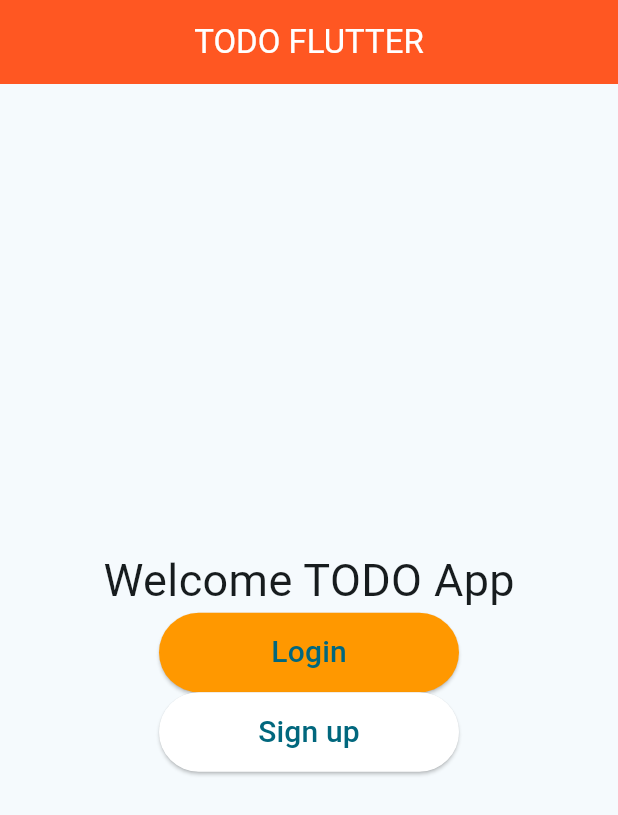
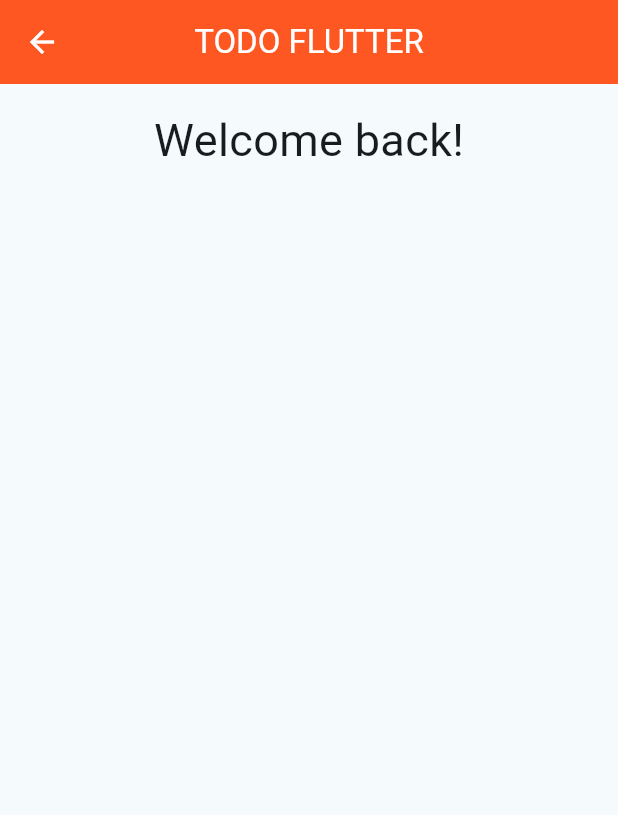
Before and after one commit to j-e-torres/todo_flutter, a Flutter app: the screen it shows after launch, after a tap on "Login", on a phone screen of 412 x 824 dp. Shown: the top 815 px of the screen. Run offline on Flutter 3.47's test engine with Material 2 defaults, Android fonts, the phone set to English and light mode, and no system bars.

Commit message:
feat(login-screen): add login screen, update custom buton widget to have margin bottom

```diff
--- a/lib/common/widgets/button/button.widget.dart
+++ b/lib/common/widgets/button/button.widget.dart
@@ -5,6 +5,7 @@ class CustomButton extends StatelessWidget {
   final String label;
   final VoidCallback onPressed;
   final double width;
+  final double marginBottom;
   // final Color color;
   final ButtonVariant variant;
 
@@ -13,8 +14,7 @@ class CustomButton extends StatelessWidget {
       required this.label,
       required this.onPressed,
       this.width = 200,
-      // this.color = Colors.blue
-      // required this.color,
+      this.marginBottom = 12,
       this.variant = ButtonVariant.primary});
 
   static final ButtonStyle _sharedStyles = ElevatedButton.styleFrom(
@@ -40,17 +40,19 @@ class CustomButton extends StatelessWidget {
   @override
   Widget build(BuildContext context) {
     final ButtonStyle buttonStyle = _variantStyles[variant] as ButtonStyle;
-    return SizedBox(
+    return Padding(
+      padding: EdgeInsets.only(bottom: marginBottom),
+      child: SizedBox(
         width: width,
         child: ElevatedButton(
           onPressed: onPressed,
-        // style: ElevatedButton.styleFrom(backgroundColor: Colors.amber),
           style: buttonStyle,
           child: Text(
             label,
             style: const TextStyle(fontSize: 20),
           ),
         ),
+      ),
     );
   }
 }
--- a/lib/main.dart
+++ b/lib/main.dart
@@ -1,4 +1,5 @@
 import 'package:flutter/material.dart';
+import 'package:todo_flutter/screens/login/login.screen.dart';
 import 'package:todo_flutter/screens/root/root.screen.dart';
 import 'package:todo_flutter/screens/screen-wrapper/screen-wrapper.screen.dart';
 
@@ -20,7 +21,9 @@ class MyApp extends StatelessWidget {
       ),
       // home: const MyHomePage(title: 'Flutter Demo Home Page'),
         routes: {
-          '/': (context) => const ScreenWrapper(child: Root()),
+          '/': (context) => const ScreenWrapper(child: RootScreen()),
+          '/login': (context) => const ScreenWrapper(child: LoginScreen()),
+          '/signup': (context) => const ScreenWrapper(child: Placeholder()),
           '/home': (context) => const ScreenWrapper(child: Placeholder()),
         },
     );
--- /dev/null
+++ b/lib/screens/login/login.screen.dart
@@ -0,0 +1,20 @@
+import 'package:flutter/material.dart';
+
+class LoginScreen extends StatelessWidget {
+  const LoginScreen({super.key});
+
+  @override
+  Widget build(BuildContext context) {
+    return const Center(
+      child: Column(
+        // mainAxisAlignment: MainAxisAlignment.center,
+        children: [
+        Text(
+          'Welcome back!',
+          style: TextStyle(fontSize: 30),
+        ),
+
+      ]),
+    );
+  }
+}
--- a/lib/screens/root/root.screen.dart
+++ b/lib/screens/root/root.screen.dart
@@ -2,8 +2,8 @@ import 'package:flutter/material.dart';
 import 'package:todo_flutter/common/constants/button-variant/button-variant.constants.dart';
 import 'package:todo_flutter/common/widgets/button/button.widget.dart';
 
-class Root extends StatelessWidget {
-  const Root({super.key});
+class RootScreen extends StatelessWidget {
+  const RootScreen({super.key});
 
   @override
   Widget build(BuildContext context) {
@@ -13,6 +13,7 @@ class Root extends StatelessWidget {
           'Welcome TODO App',
           style: TextStyle(fontSize: 30),
         ),
+        const SizedBox(height: 36),
         Column(
           mainAxisSize: MainAxisSize.min,
           crossAxisAlignment: CrossAxisAlignment.center,
@@ -21,32 +22,18 @@ class Root extends StatelessWidget {
               label: 'Login',
               variant: ButtonVariant.primary,
               onPressed: () {
-                print('LOGGEDIN!');
+                Navigator.pushNamed(context, '/login');
               },
             ),
+
             CustomButton(
+              width: 300,
               label: 'Sign up',
               variant: ButtonVariant.secondary,
               onPressed: () {
-                print('SIGNEDUP!');
+                Navigator.pushNamed(context, '/signup');
               },
             ),
-
-            // ElevatedButton(
-            // onPressed: () {
-            //   print('LOGIN!');
-            // },
-            //   child: const Text('Login'),
-            // ),
-            // ElevatedButton(
-            //   onPressed: () {
-            //     print('SIGNUP!');
-            //   },
-            //   child: const Text('Sign up'),
-            //   style: ButtonStyle(
-
-            //   ),
-            // ),
           ],
         )
       ]),
```
Lines whose indentation alone changed are shown as unchanged.
